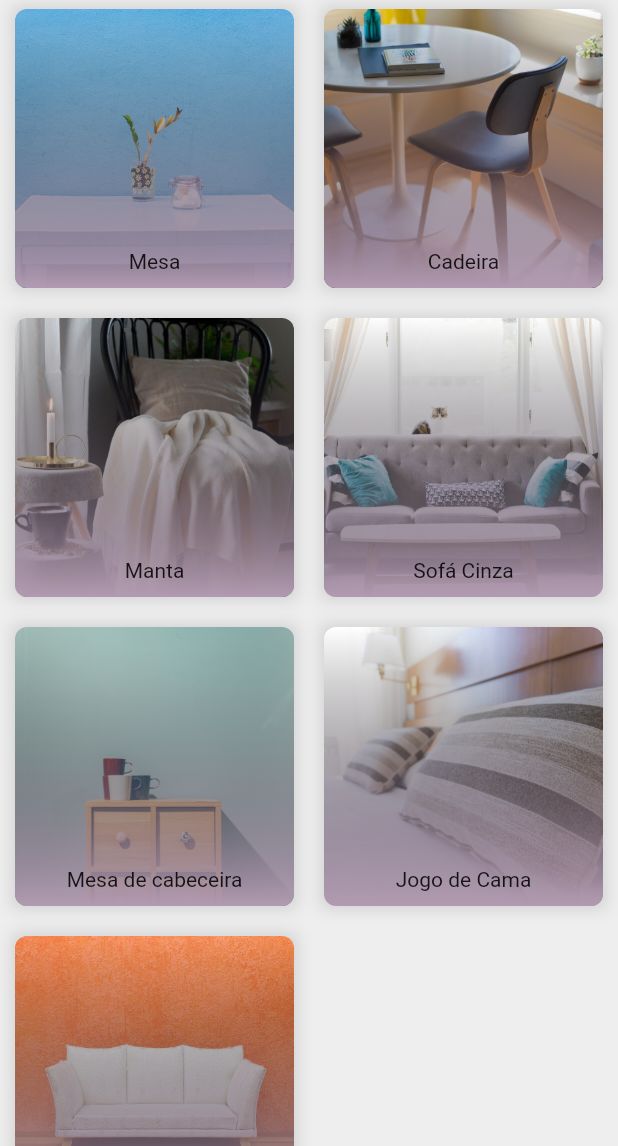
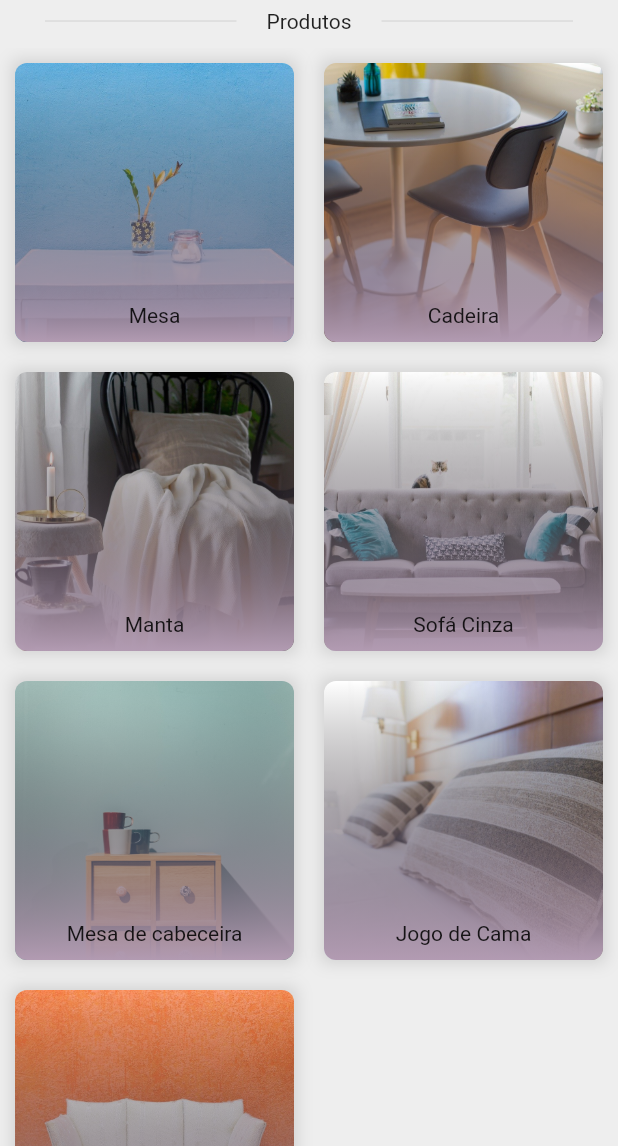
Before and after one commit to 54cr4m3n70/lojinha_alura, a Flutter app: the screen it shows after launch, on a phone screen of 412 x 824 dp, the part 90-1236 px from its top. Run offline on Flutter 3.47's test engine with Material 2 defaults, Android fonts, the phone set to English and light mode, and no system bars.

Commit message:
03 Identificação da página de Produtos

```diff
--- a/lib/inicio.dart
+++ b/lib/inicio.dart
@@ -1,8 +1,7 @@
 import 'package:flutter/material.dart';
-import 'package:lojinha_alura/widgets/appbar_custom.dart';
-import 'package:lojinha_alura/widgets/grid_produtos.dart';
 
-import 'util/app_route.dart';
+import '/widgets/appbar_custom.dart';
+import '/widgets/grid_produtos.dart';
 
 class Inicio extends StatelessWidget {
   final List moveis = [
@@ -60,12 +59,46 @@ class Inicio extends StatelessWidget {
   @override
   Widget build(BuildContext context) {
     return Scaffold(
-        backgroundColor: Colors.grey[200],
-        appBar: AppBarCustom(
-          titulo: 'Lojinha Alura',
-        ),
-        body: GridProdutos(
-          moveis: moveis,
-        ));
+      backgroundColor: Colors.grey[200],
+      appBar: AppBarCustom(
+        titulo: 'Lojinha Alura',
+      ),
+      body: Column(
+        children: [
+          Row(
+            children: [
+              Expanded(
+                child: Container(
+                  margin: EdgeInsets.only(
+                    left: 30,
+                    right: 20,
+                    top: 10,
+                    bottom: 10,
+                  ),
+                  child: Divider(),
+                ),
+              ),
+              Text('Produtos'),
+              Expanded(
+                child: Container(
+                  margin: EdgeInsets.only(
+                    left: 20,
+                    right: 30,
+                    top: 10,
+                    bottom: 10,
+                  ),
+                  child: Divider(),
+                ),
+              ),
+            ],
+          ),
+          Flexible(
+            child: GridProdutos(
+              moveis: moveis,
+            ),
+          ),
+        ],
+      ),
+    );
   }
 }
```
